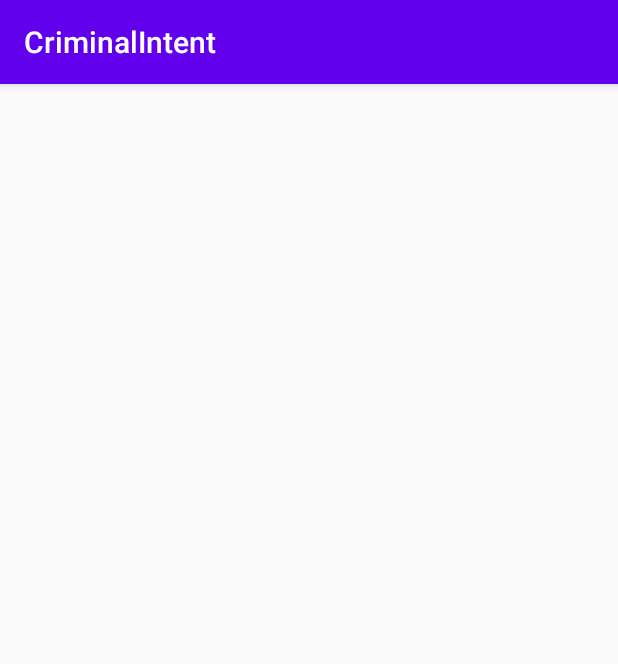
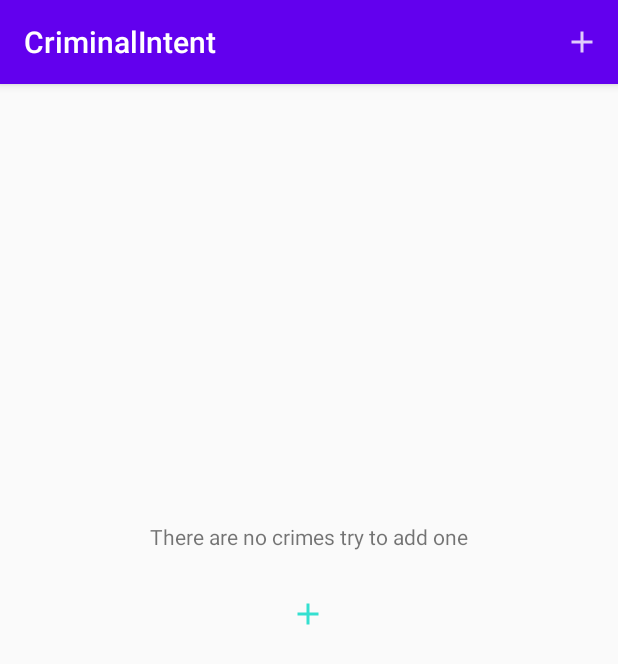
Before and after one commit to abdullahalamodi/android-kotlin-lec9_10, an Android app: the screen it shows after launch (MainActivity), on a phone screen of 412 x 824 dp. Shown: the top 664 px of the screen. Run offline under Robolectric (Android 15) with nearby library versions, the phone set to English and light mode, and no system bars; our stand-ins replace Room's generated code.

Commit message:
add app bar with addCrime btn

```diff
--- a/app/src/main/java/com/abdullahalamodi/criminalintent/CrimeListFragment.kt
+++ b/app/src/main/java/com/abdullahalamodi/criminalintent/CrimeListFragment.kt
@@ -4,11 +4,11 @@ import android.content.Context
 import android.icu.text.DateFormat
 import android.os.Build
 import android.os.Bundle
-import android.view.LayoutInflater
-import android.view.View
-import android.view.ViewGroup
+import android.view.*
+import android.widget.ImageButton
 import android.widget.ImageView
 import android.widget.TextView
+import androidx.constraintlayout.widget.Group
 import androidx.fragment.app.Fragment
 import androidx.lifecycle.ViewModelProviders
 import androidx.recyclerview.widget.DiffUtil
@@ -20,6 +20,8 @@ import java.util.*
 class CrimeListFragment : Fragment() {
     private var callbacks: Callbacks? = null;
     private lateinit var crimeRecyclerView: RecyclerView;
+    private lateinit var clueGroup: Group;
+    private lateinit var addBtn: ImageButton;
     private var adapter: CrimeAdapter? = CrimeAdapter();
     private var formatter = if (Build.VERSION.SDK_INT >= Build.VERSION_CODES.N) {
         DateFormat.getPatternInstance(DateFormat.YEAR_ABBR_MONTH_WEEKDAY_DAY)
@@ -36,6 +38,11 @@ class CrimeListFragment : Fragment() {
         callbacks = context as Callbacks?;
     }
 
+    override fun onCreate(savedInstanceState: Bundle?) {
+        super.onCreate(savedInstanceState)
+        setHasOptionsMenu(true)
+    }
+
     override fun onCreateView(
         inflater: LayoutInflater,
         container: ViewGroup?,
@@ -45,6 +52,15 @@ class CrimeListFragment : Fragment() {
         crimeRecyclerView = view.findViewById(R.id.crime_recycler_view);
         crimeRecyclerView.layoutManager = LinearLayoutManager(context);
         crimeRecyclerView.adapter = adapter;
+        clueGroup = view.findViewById(R.id.add_clue_group);
+        addBtn = view.findViewById(R.id.add_btn);
+
+        // add button for first crime
+        addBtn.setOnClickListener {
+            val crime = Crime()
+            crimeListViewModel.addCrime(crime)
+            callbacks?.onCrimeSelected(crime.id)
+        }
         return view;
     }
 
@@ -54,7 +70,12 @@ class CrimeListFragment : Fragment() {
             viewLifecycleOwner,
             { crimes ->
                 crimes?.let {
-                    updateUI(crimes)
+                    if (crimes.isNotEmpty()) {
+                        setAddClueViability(View.GONE);
+                        updateUI(crimes)
+                    } else {
+                        setAddClueViability(View.VISIBLE);
+                    }
                 }
             })
     }
@@ -141,7 +162,7 @@ class CrimeListFragment : Fragment() {
 
     //adapter class
     private inner class CrimeAdapter() :
-        ListAdapter<Crime,BaseHolder>(CrimeDiffUtil()) {
+        ListAdapter<Crime, BaseHolder>(CrimeDiffUtil()) {
 
         override fun onCreateViewHolder(parent: ViewGroup, viewType: Int): BaseHolder {
 
@@ -165,7 +186,7 @@ class CrimeListFragment : Fragment() {
             holder.bind(crime);
         }
 
-       // override fun getItemCount() = crimes.size;
+        // override fun getItemCount() = crimes.size;
 
 //        override fun getItemViewType(position: Int): Int {
 //            return when (crimes[position].requiresPolice) {
@@ -180,13 +201,36 @@ class CrimeListFragment : Fragment() {
         fun onCrimeSelected(crimeId: UUID)
     }
 
+    //menu inflate
+    override fun onCreateOptionsMenu(menu: Menu, inflater: MenuInflater) {
+        super.onCreateOptionsMenu(menu, inflater)
+        inflater.inflate(R.menu.fragment_crime_list, menu)
+    }
+
+
+    override fun onOptionsItemSelected(item: MenuItem): Boolean {
+        return when (item.itemId) {
+            R.id.new_crime -> {
+                val crime = Crime()
+                crimeListViewModel.addCrime(crime)
+                callbacks?.onCrimeSelected(crime.id)
+                true
+            }
+            else -> return super.onOptionsItemSelected(item)
+        }
+    }
+
+    fun setAddClueViability(visible: Int) {
+        clueGroup.visibility = visible;
+    }
+
     class CrimeDiffUtil : DiffUtil.ItemCallback<Crime>() {
         override fun areItemsTheSame(oldItem: Crime, newItem: Crime): Boolean {
             return oldItem.id === newItem.id;
         }
 
         override fun areContentsTheSame(oldItem: Crime, newItem: Crime): Boolean {
-           return oldItem == newItem;
+            return oldItem == newItem;
         }
 
     }
--- a/app/src/main/java/com/abdullahalamodi/criminalintent/CrimeListViewModel.kt
+++ b/app/src/main/java/com/abdullahalamodi/criminalintent/CrimeListViewModel.kt
@@ -19,6 +19,9 @@ class CrimeListViewModel : ViewModel() {
 //    }
     private val crimeRepository = CrimeRepository.get();
     val crimeListLiveData = crimeRepository.getCrimes();
+    fun addCrime(crime: Crime) {
+        crimeRepository.addCrime(crime)
+    }
 
 
 }
--- /dev/null
+++ b/app/src/main/res/drawable-anydpi/ic_menu_add.xml
@@ -0,0 +1,11 @@
+<vector xmlns:android="http://schemas.android.com/apk/res/android"
+    android:width="24dp"
+    android:height="24dp"
+    android:viewportWidth="24"
+    android:viewportHeight="24"
+    android:tint="#FFFFFF"
+    android:alpha="0.8">
+  <path
+      android:fillColor="@android:color/white"
+      android:pathData="M19,13h-6v6h-2v-6H5v-2h6V5h2v6h6v2z"/>
+</vector>
--- a/app/src/main/res/layout/fragment_crime_list.xml
+++ b/app/src/main/res/layout/fragment_crime_list.xml
@@ -1,6 +1,52 @@
 <?xml version="1.0" encoding="utf-8"?>
-<androidx.recyclerview.widget.RecyclerView
-    xmlns:android="http://schemas.android.com/apk/res/android"
-    android:id="@+id/crime_recycler_view"
+<androidx.constraintlayout.widget.ConstraintLayout xmlns:android="http://schemas.android.com/apk/res/android"
+    xmlns:app="http://schemas.android.com/apk/res-auto"
+    xmlns:tools="http://schemas.android.com/tools"
+    android:id="@+id/linearLayout"
     android:layout_width="match_parent"
-    android:layout_height="match_parent" />
+    android:layout_height="match_parent">
+
+
+    <androidx.recyclerview.widget.RecyclerView
+        android:id="@+id/crime_recycler_view"
+        android:layout_width="match_parent"
+        android:layout_height="match_parent"
+        app:layout_constraintBottom_toBottomOf="parent"
+        app:layout_constraintEnd_toEndOf="parent"
+        app:layout_constraintHorizontal_bias="0.0"
+        app:layout_constraintStart_toStartOf="parent"
+        app:layout_constraintTop_toTopOf="parent"
+        app:layout_constraintVertical_bias="1.0" />
+
+    <ImageButton
+        android:id="@+id/add_btn"
+        android:layout_width="wrap_content"
+        android:layout_height="wrap_content"
+        android:layout_marginTop="30dp"
+        android:background="@drawable/ic_menu_add"
+        android:backgroundTint="@color/colorAccent"
+        android:padding="10dp"
+        app:layout_constraintEnd_toEndOf="@+id/textView2"
+        app:layout_constraintHorizontal_bias="0.498"
+        app:layout_constraintStart_toStartOf="@+id/textView2"
+        app:layout_constraintTop_toBottomOf="@+id/textView2" />
+
+    <TextView
+        android:id="@+id/textView2"
+        android:layout_width="wrap_content"
+        android:layout_height="wrap_content"
+        android:text="@string/add_clue"
+        app:layout_constraintBottom_toBottomOf="parent"
+        app:layout_constraintEnd_toEndOf="parent"
+        app:layout_constraintHorizontal_bias="0.5"
+        app:layout_constraintStart_toStartOf="parent"
+        app:layout_constraintTop_toTopOf="parent"
+        app:layout_constraintVertical_bias="0.39" />
+
+    <androidx.constraintlayout.widget.Group
+        android:id="@+id/add_clue_group"
+        android:layout_width="wrap_content"
+        android:layout_height="wrap_content"
+        android:visibility="gone"
+        app:constraint_referenced_ids="add_btn,textView2" />
+</androidx.constraintlayout.widget.ConstraintLayout>
--- /dev/null
+++ b/app/src/main/res/menu/fragment_crime_list.xml
@@ -0,0 +1,9 @@
+<?xml version="1.0" encoding="utf-8"?>
+<menu xmlns:android="http://schemas.android.com/apk/res/android"
+    xmlns:app="http://schemas.android.com/apk/res-auto">
+    <item
+        android:id="@+id/new_crime"
+        android:icon="@drawable/ic_menu_add"
+        android:title="@string/new_crime"
+        app:showAsAction="ifRoom|withText" />
+</menu>
--- a/app/src/main/res/values/strings.xml
+++ b/app/src/main/res/values/strings.xml
@@ -4,4 +4,6 @@
     <string name="crime_title_label">Title</string>
     <string name="crime_details_label">Details</string>
     <string name="crime_solved_label">Solved</string>
+    <string name="new_crime">New Crime</string>
+    <string name="add_clue">There are no crimes try to add one</string>
 </resources>
```
Also changed, not shown: app/src/main/res/drawable-hdpi/ic_menu_add.png (added), app/src/main/res/drawable-mdpi/ic_menu_add.png (added), app/src/main/res/drawable-xhdpi/ic_menu_add.png (added), app/src/main/res/drawable-xxhdpi/ic_menu_add.png (added).
